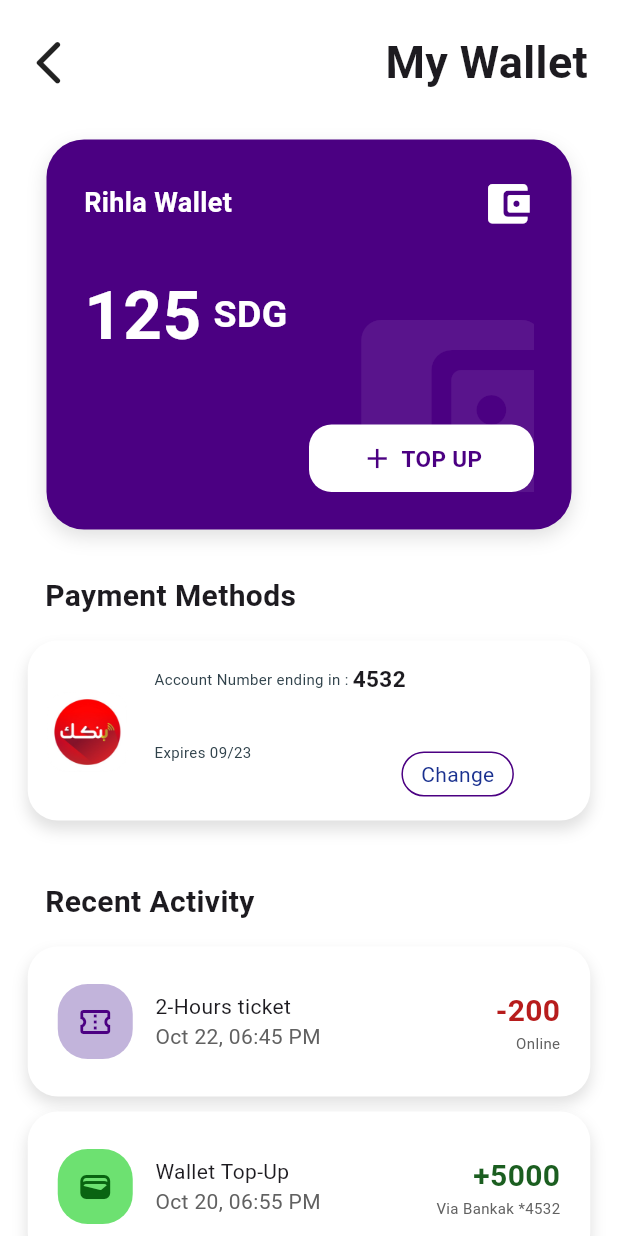
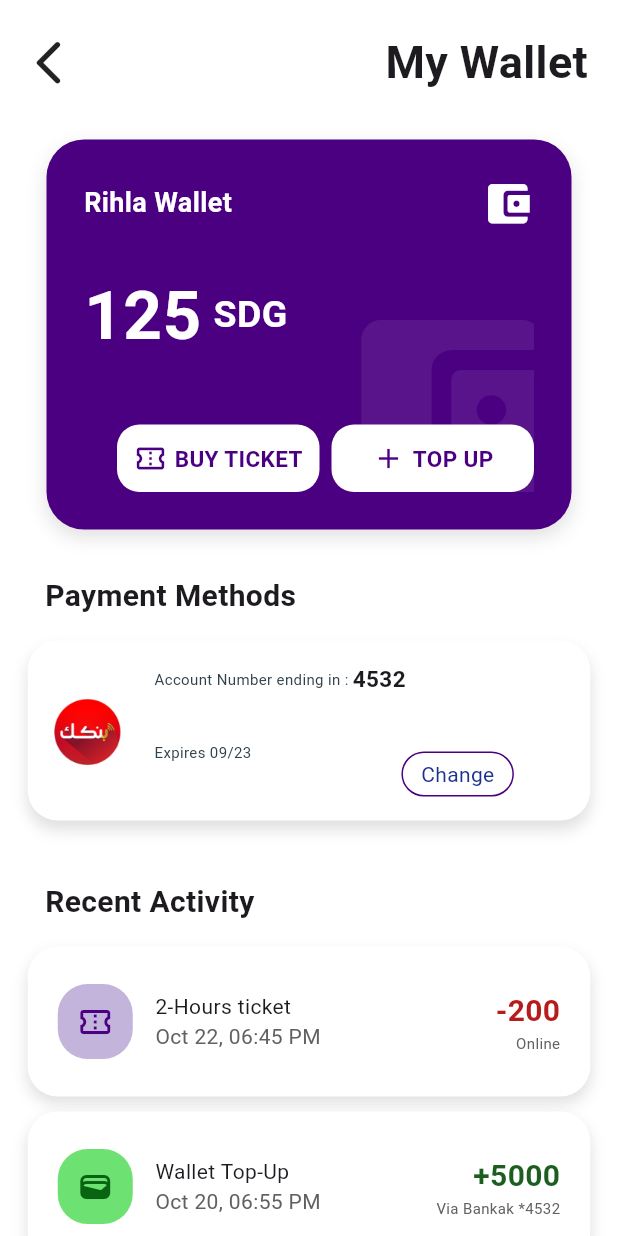
Before and after one commit to m7mad-3baid/Rihla-Metro-Application, a Flutter app: the wallet screen opened directly, on a phone screen of 412 x 824 dp. Run offline on Flutter 3.47's test engine with Material 3 defaults, Android fonts, the phone set to English and light mode, and no system bars; our stand-ins replace flutter_map, latlong2, shared_preferences, video_player; accounts and stored records are empty.

Commit message:
functioning Buy a Ticket Button open a radiolist when tapped contains a radiolist of the 3 ticket types

```diff
--- a/lib/screens/wallet.dart
+++ b/lib/screens/wallet.dart
@@ -59,6 +59,76 @@ class _walletState extends State<wallet> {
               child: Text("Top Up"),
             ),
           ],
+        );
+      },
+    );
+  }
+
+  void showBuyTicketDialog() {
+    String selectedTicket = "2-Hours Ticket";
+
+    showDialog(
+      context: context,
+      builder: (dialogContext) {
+        return StatefulBuilder(
+          builder: (context, setDialogState) {
+            return AlertDialog(
+              title: const Text("Buy a Ticket"),
+              content: Column(
+                mainAxisSize: MainAxisSize.min,
+                children: [
+                  RadioListTile(
+                    title: const Text("2-Hours Ticket"),
+                    value: "2-Hours Ticket",
+                    groupValue: selectedTicket,
+                    onChanged: (value) {
+                      setDialogState(() {
+                        selectedTicket = value!;
+                      });
+                    },
+                  ),
+                  RadioListTile(
+                    title: const Text("1-Day Ticket"),
+                    value: "1-Day Ticket",
+                    groupValue: selectedTicket,
+                    onChanged: (value) {
+                      setDialogState(() {
+                        selectedTicket = value!;
+                      });
+                    },
+                  ),
+                  RadioListTile(
+                    title: const Text("7-Days Ticket"),
+                    value: "7 Days Ticket",
+                    groupValue: selectedTicket,
+                    onChanged: (value) {
+                      setDialogState(() {
+                        selectedTicket = value!;
+                      });
+                    },
+                  ),
+                ],
+              ),
+              actions: [
+                TextButton(
+                  onPressed: () {
+                    Navigator.pop(dialogContext);
+                  },
+                  child: const Text("Cancel"),
+                ),
+                ElevatedButton(
+                  onPressed: () {
+                    Navigator.pop(dialogContext);
+
+                    ScaffoldMessenger.of(context).showSnackBar(
+                      SnackBar(content: Text("You Selected $selectedTicket")),
+                    );
+                  },
+                  child: const Text("BUY"),
+                ),
+              ],
+            );
+          },
         );
       },
     );
@@ -196,12 +266,44 @@ class _walletState extends State<wallet> {
                         const Spacer(),
 
                         // Top UP button
-                        Align(
-                          alignment: Alignment.bottomRight,
-                          child: GestureDetector(
+                        Row(
+                          mainAxisAlignment: MainAxisAlignment.end,
+                          children: [
+                            GestureDetector(
+                              onTap: showBuyTicketDialog,
+                              child: Container(
+                                width: 135,
+                                height: 45,
+                                decoration: BoxDecoration(
+                                  color: Colors.white,
+                                  borderRadius: BorderRadius.circular(15),
+                                ),
+                                child: Row(
+                                  mainAxisAlignment: MainAxisAlignment.center,
+                                  children: [
+                                    Icon(
+                                      Icons.confirmation_number_outlined,
+                                      color: Color(0xff4B0082),
+                                      size: 22,
+                                    ),
+                                    const SizedBox(width: 5),
+                                    Text(
+                                      "BUY TICKET",
+                                      style: TextStyle(
+                                        color: Color(0xff4B0082),
+                                        fontWeight: FontWeight.bold,
+                                        fontSize: 15,
+                                      ),
+                                    ),
+                                  ],
+                                ),
+                              ),
+                            ),
+                            const SizedBox(width: 8),
+                            GestureDetector(
                               onTap: showTopUpDialog,
                               child: Container(
-                              width: 150,
+                                width: 135,
                                 height: 45,
                                 decoration: BoxDecoration(
                                   color: Colors.white,
@@ -228,6 +330,7 @@ class _walletState extends State<wallet> {
                                 ),
                               ),
                             ),
+                          ],
                         ),
                       ],
                     ),
```
Lines whose indentation alone changed are shown as unchanged.
